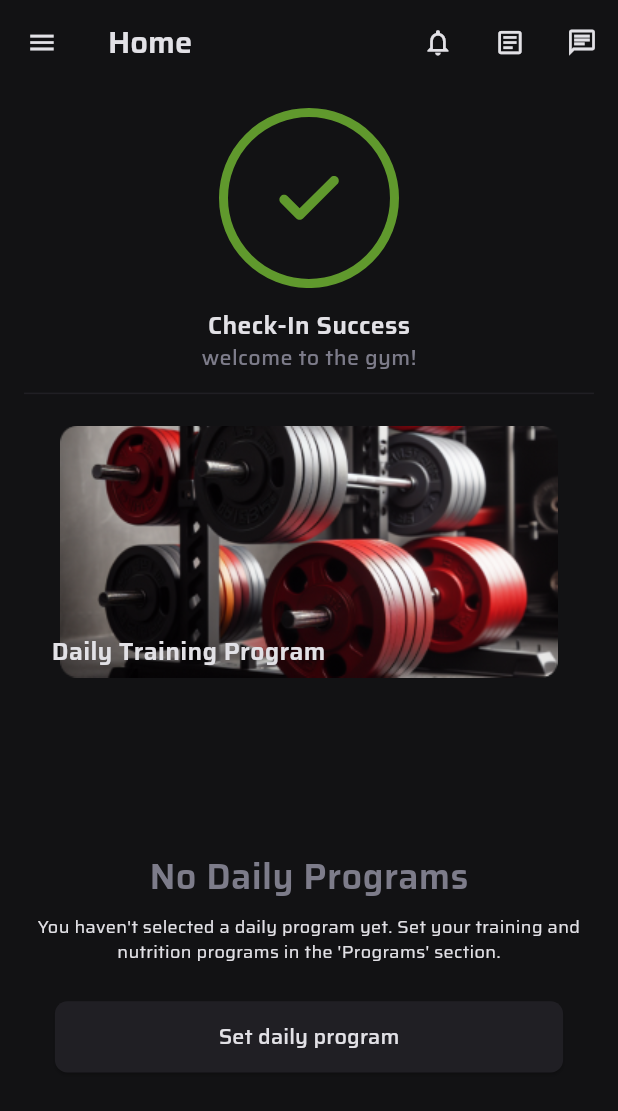
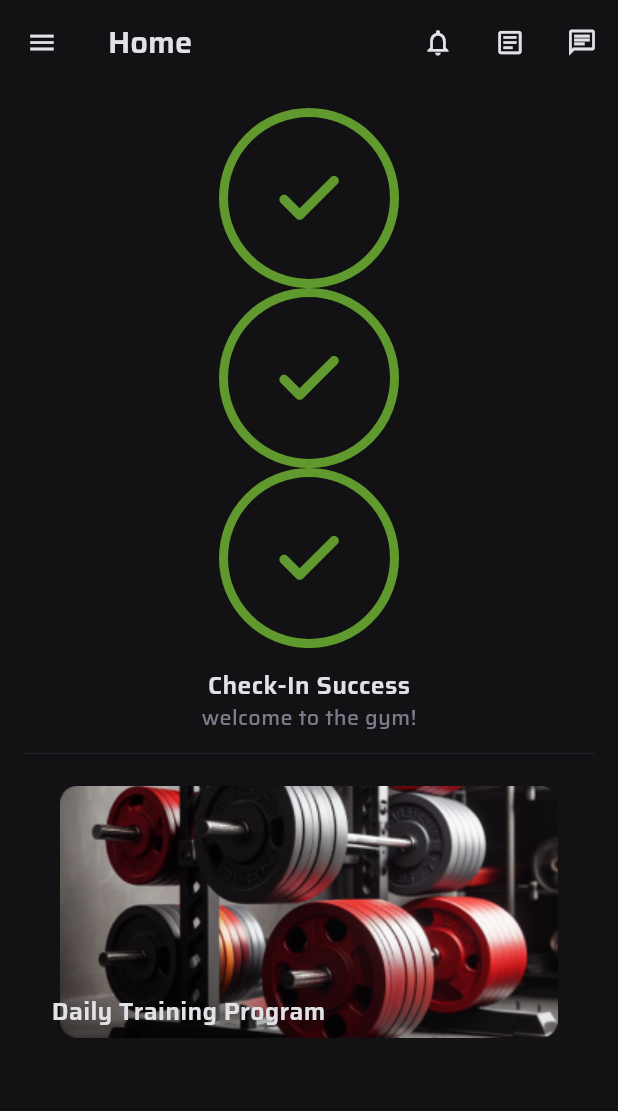
Before and after one commit to IsmaeilAr/Gym-Mobile, a Flutter app: the screen it shows after launch, on a phone screen of 412 x 824 dp. Shown: the top 1111 px of the screen. Run offline on Flutter 3.47's test engine with Material 3 defaults, Android fonts, the phone set to English and light mode, and no system bars; our stand-ins replace animated_custom_dropdown, dartz, dio, flutter_screenutil, flutter_svg, internet_connection_checker and 2 more; missing offline and left inert: qr_code_scanner; project files that could hold a hidden picture were left out.

Commit message:
first commit with nour

```diff
--- a/lib/home/screens/home.dart
+++ b/lib/home/screens/home.dart
@@ -17,7 +17,7 @@ class HomePage extends StatelessWidget {
       // const ScanButton(),
       Column(
         children: [
-          SuccessLogo(),
+          SuccessLogo(),SuccessLogo(),SuccessLogo(),
           Gap(h: 12,),
           Text("Check-In Success", style: TextStyle(color: lightGrey, fontWeight: FontWeight.w600, fontSize: 16.sp),),
           Text("welcome to the gym!", style: TextStyle(color: grey, fontWeight: FontWeight.w500, fontSize: 14.sp),),
```
